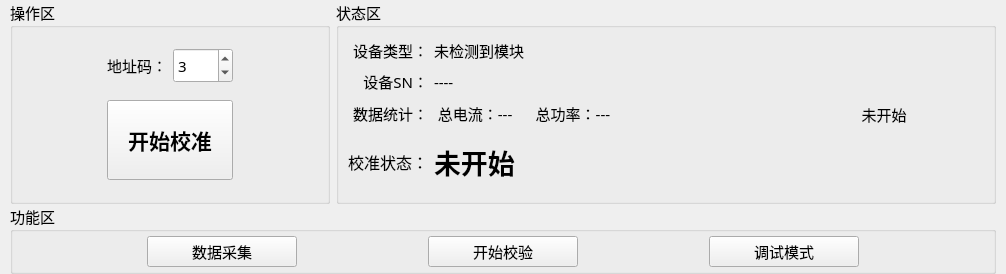
This is PDU-CalibrateTool/home/home_workwid.ui in ChinaClever/PDU-CalibrateTool as Qt 5 draws it before an edit. The edited form follows.
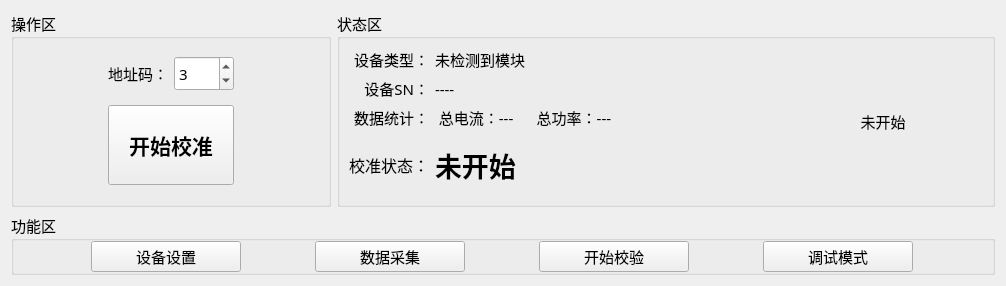
This is the edited form.

Commit message: 表头出厂阈值功能设计

Diff of the .ui file:
```diff
--- a/PDU-CalibrateTool/home/home_workwid.ui
+++ b/PDU-CalibrateTool/home/home_workwid.ui
@@ -7,7 +7,7 @@
     <x>0</x>
     <y>0</y>
     <width>1006</width>
-    <height>274</height>
+    <height>252</height>
    </rect>
   </property>
   <property name="font">
@@ -19,152 +19,76 @@
   <property name="windowTitle">
    <string>Form</string>
   </property>
-  <layout class="QGridLayout" name="gridLayout_4">
-   <property name="leftMargin">
-    <number>10</number>
-   </property>
-   <property name="topMargin">
-    <number>0</number>
-   </property>
-   <property name="rightMargin">
-    <number>10</number>
-   </property>
-   <property name="bottomMargin">
-    <number>0</number>
-   </property>
-   <property name="horizontalSpacing">
-    <number>6</number>
-   </property>
-   <property name="verticalSpacing">
-    <number>0</number>
-   </property>
-   <item row="0" column="0">
-    <widget class="QGroupBox" name="groupBox">
+  <layout class="QGridLayout" name="gridLayout_5">
+   <item row="1" column="0" colspan="2">
+    <widget class="QGroupBox" name="groupBox_2">
      <property name="maximumSize">
       <size>
-       <width>320</width>
-       <height>16777215</height>
+       <width>16777215</width>
+       <height>70</height>
       </size>
      </property>
      <property name="title">
-      <string>操作区</string>
+      <string>功能区</string>
      </property>
-     <layout class="QGridLayout" name="gridLayout">
-      <item row="1" column="3">
-       <spacer name="horizontalSpacer_3">
-        <property name="orientation">
-         <enum>Qt::Horizontal</enum>
-        </property>
-        <property name="sizeHint" stdset="0">
-         <size>
-          <width>40</width>
-          <height>20</height>
-         </size>
-        </property>
-       </spacer>
-      </item>
-      <item row="1" column="1" colspan="2">
-       <widget class="QPushButton" name="startBtn">
-        <property name="maximumSize">
-         <size>
-          <width>200</width>
-          <height>80</height>
-         </size>
-        </property>
-        <property name="font">
-         <font>
-          <pointsize>16</pointsize>
-          <weight>75</weight>
-          <bold>true</bold>
-         </font>
-        </property>
-        <property name="text">
-         <string>开始校准</string>
-        </property>
-       </widget>
-      </item>
-      <item row="1" column="0">
-       <spacer name="horizontalSpacer_4">
-        <property name="orientation">
-         <enum>Qt::Horizontal</enum>
-        </property>
-        <property name="sizeHint" stdset="0">
-         <size>
-          <width>54</width>
-          <height>20</height>
-         </size>
-        </property>
-       </spacer>
-      </item>
-      <item row="0" column="1">
-       <widget class="QLabel" name="label_8">
-        <property name="minimumSize">
-         <size>
-          <width>0</width>
-          <height>35</height>
-         </size>
-        </property>
-        <property name="maximumSize">
-         <size>
-          <width>70</width>
-          <height>35</height>
-         </size>
-        </property>
-        <property name="text">
-         <string>地址码：</string>
-        </property>
-        <property name="alignment">
-         <set>Qt::AlignRight|Qt::AlignTrailing|Qt::AlignVCenter</set>
-        </property>
-       </widget>
-      </item>
+     <layout class="QGridLayout" name="gridLayout_2">
+      <property name="topMargin">
+       <number>0</number>
+      </property>
+      <property name="bottomMargin">
+       <number>0</number>
+      </property>
       <item row="0" column="3">
-       <spacer name="horizontalSpacer_2">
-        <property name="orientation">
-         <enum>Qt::Horizontal</enum>
-        </property>
-        <property name="sizeHint" stdset="0">
+       <widget class="QPushButton" name="deBtn">
+        <property name="maximumSize">
          <size>
-          <width>40</width>
-          <height>20</height>
+          <width>150</width>
+          <height>16777215</height>
          </size>
         </property>
-       </spacer>
+        <property name="text">
+         <string>调试模式</string>
+        </property>
+       </widget>
       </item>
       <item row="0" column="2">
-       <widget class="QSpinBox" name="addrSpin">
-        <property name="minimumSize">
+       <widget class="QPushButton" name="resBtn">
+        <property name="maximumSize">
          <size>
-          <width>60</width>
-          <height>0</height>
+          <width>150</width>
+          <height>16777215</height>
          </size>
         </property>
+        <property name="text">
+         <string>开始校验</string>
+        </property>
+       </widget>
+      </item>
+      <item row="0" column="1">
+       <widget class="QPushButton" name="updateBtn">
         <property name="maximumSize">
          <size>
-          <width>70</width>
-          <height>35</height>
+          <width>150</width>
+          <height>16777215</height>
          </size>
         </property>
-        <property name="maximum">
-         <number>5</number>
-        </property>
-        <property name="value">
-         <number>3</number>
+        <property name="text">
+         <string>数据采集</string>
         </property>
        </widget>
       </item>
       <item row="0" column="0">
-       <spacer name="horizontalSpacer">
-        <property name="orientation">
-         <enum>Qt::Horizontal</enum>
-        </property>
-        <property name="sizeHint" stdset="0">
+       <widget class="QPushButton" name="setBtn">
+        <property name="maximumSize">
          <size>
-          <width>40</width>
-          <height>20</height>
+          <width>150</width>
+          <height>16777215</height>
          </size>
         </property>
-       </spacer>
+        <property name="text">
+         <string>设备设置</string>
+        </property>
+       </widget>
       </item>
      </layout>
     </widget>
@@ -328,63 +252,134 @@
      </layout>
     </widget>
    </item>
-   <item row="1" column="0" colspan="2">
-    <widget class="QGroupBox" name="groupBox_2">
+   <item row="0" column="0">
+    <widget class="QGroupBox" name="groupBox_1">
      <property name="maximumSize">
       <size>
-       <width>16777215</width>
-       <height>70</height>
+       <width>320</width>
+       <height>16777215</height>
       </size>
      </property>
      <property name="title">
-      <string>功能区</string>
+      <string>操作区</string>
      </property>
-     <layout class="QGridLayout" name="gridLayout_2">
-      <property name="topMargin">
-       <number>0</number>
-      </property>
-      <property name="bottomMargin">
-       <number>0</number>
-      </property>
-      <item row="0" column="0">
-       <widget class="QPushButton" name="updateBtn">
+     <layout class="QGridLayout" name="gridLayout">
+      <item row="1" column="3">
+       <spacer name="horizontalSpacer_3">
+        <property name="orientation">
+         <enum>Qt::Horizontal</enum>
+        </property>
+        <property name="sizeHint" stdset="0">
+         <size>
+          <width>40</width>
+          <height>20</height>
+         </size>
+        </property>
+       </spacer>
+      </item>
+      <item row="1" column="1" colspan="2">
+       <widget class="QPushButton" name="startBtn">
         <property name="maximumSize">
          <size>
-          <width>150</width>
-          <height>16777215</height>
+          <width>200</width>
+          <height>80</height>
          </size>
         </property>
+        <property name="font">
+         <font>
+          <pointsize>16</pointsize>
+          <weight>75</weight>
+          <bold>true</bold>
+         </font>
+        </property>
         <property name="text">
-         <string>数据采集</string>
+         <string>开始校准</string>
         </property>
        </widget>
       </item>
+      <item row="1" column="0">
+       <spacer name="horizontalSpacer_4">
+        <property name="orientation">
+         <enum>Qt::Horizontal</enum>
+        </property>
+        <property name="sizeHint" stdset="0">
+         <size>
+          <width>54</width>
+          <height>20</height>
+         </size>
+        </property>
+       </spacer>
+      </item>
       <item row="0" column="1">
-       <widget class="QPushButton" name="resBtn">
+       <widget class="QLabel" name="label_8">
+        <property name="minimumSize">
+         <size>
+          <width>0</width>
+          <height>35</height>
+         </size>
+        </property>
         <property name="maximumSize">
          <size>
-          <width>150</width>
-          <height>16777215</height>
+          <width>70</width>
+          <height>35</height>
          </size>
         </property>
         <property name="text">
-         <string>开始校验</string>
+         <string>地址码：</string>
+        </property>
+        <property name="alignment">
+         <set>Qt::AlignRight|Qt::AlignTrailing|Qt::AlignVCenter</set>
         </property>
        </widget>
       </item>
+      <item row="0" column="3">
+       <spacer name="horizontalSpacer_2">
+        <property name="orientation">
+         <enum>Qt::Horizontal</enum>
+        </property>
+        <property name="sizeHint" stdset="0">
+         <size>
+          <width>40</width>
+          <height>20</height>
+         </size>
+        </property>
+       </spacer>
+      </item>
       <item row="0" column="2">
-       <widget class="QPushButton" name="deBtn">
+       <widget class="QSpinBox" name="addrSpin">
+        <property name="minimumSize">
+         <size>
+          <width>60</width>
+          <height>0</height>
+         </size>
+        </property>
         <property name="maximumSize">
          <size>
-          <width>150</width>
-          <height>16777215</height>
+          <width>70</width>
+          <height>35</height>
          </size>
         </property>
-        <property name="text">
-         <string>调试模式</string>
+        <property name="maximum">
+         <number>5</number>
+        </property>
+        <property name="value">
+         <number>3</number>
         </property>
        </widget>
       </item>
+      <item row="0" column="0">
+       <spacer name="horizontalSpacer">
+        <property name="orientation">
+         <enum>Qt::Horizontal</enum>
+        </property>
+        <property name="sizeHint" stdset="0">
+         <size>
+          <width>40</width>
+          <height>20</height>
+         </size>
+        </property>
+       </spacer>
+      </item>
      </layout>
     </widget>
    </item>
```
The commit also changes 24 other files.
